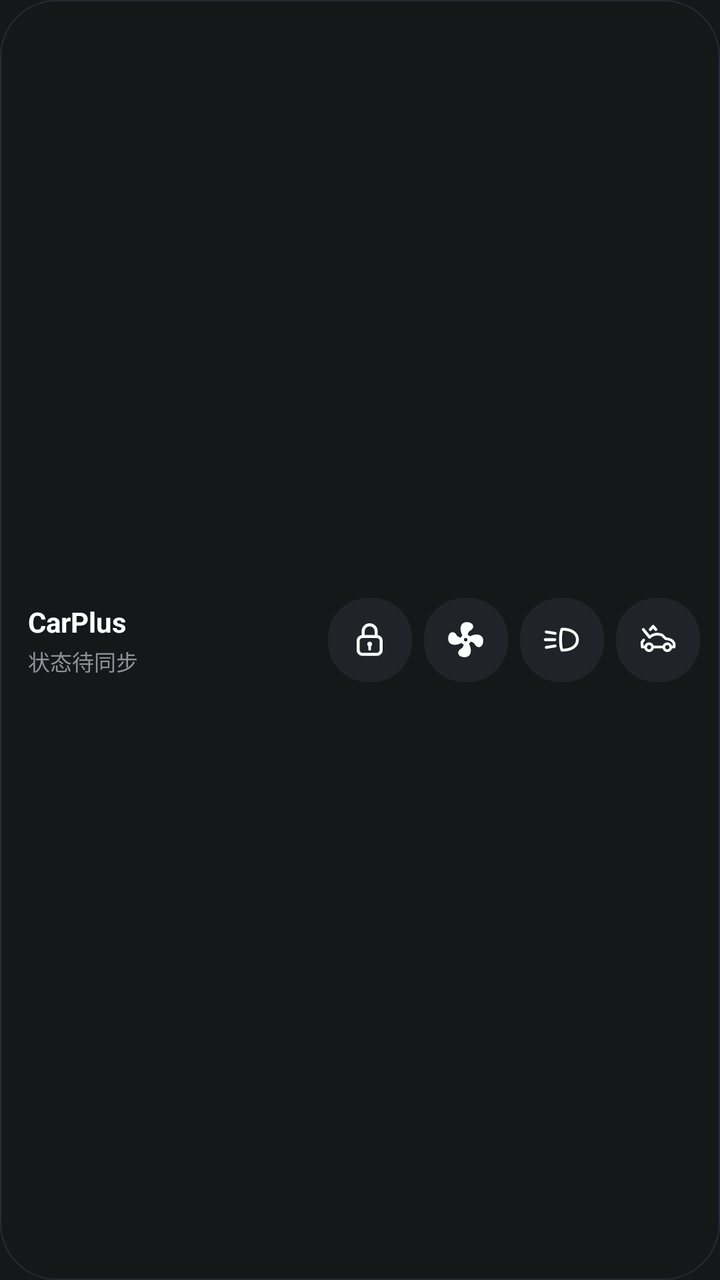
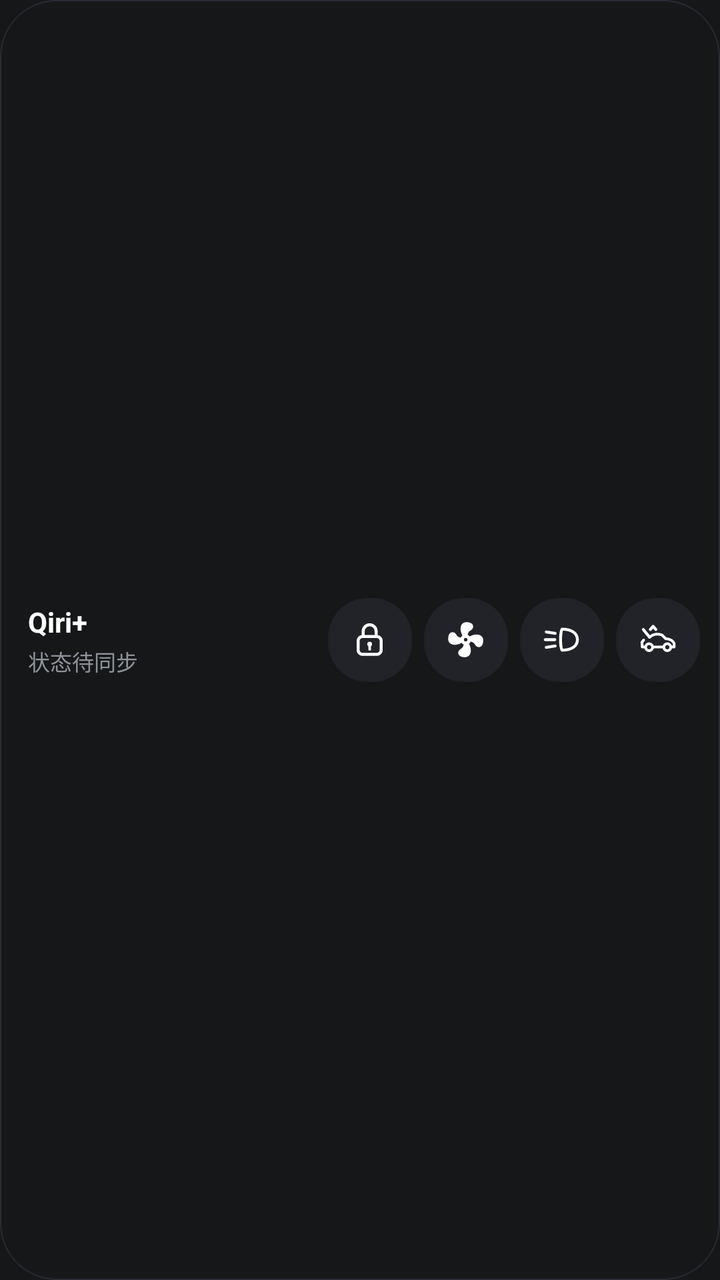

The first picture is an Android layout as it rendered before a commit; the second is the same layout after the commit. The layout source and the unified diff follow.
<!-- AndroidManifest.xml: application theme Theme.CarPlus -->
<!-- res/layout/widget_car_bar.xml -->
<?xml version="1.0" encoding="utf-8"?>
<LinearLayout xmlns:android="http://schemas.android.com/apk/res/android"
    android:id="@+id/widget_root"
    android:layout_width="match_parent"
    android:layout_height="match_parent"
    android:background="@drawable/widget_bg_dark"
    android:gravity="center_vertical"
    android:orientation="horizontal"
    android:paddingStart="14dp"
    android:paddingEnd="10dp"
    android:paddingTop="8dp"
    android:paddingBottom="8dp">

    
    <LinearLayout
        android:id="@+id/widget_header_area"
        android:layout_width="0dp"
        android:layout_height="match_parent"
        android:layout_weight="1"
        android:gravity="center_vertical"
        android:orientation="vertical"
        android:paddingEnd="6dp">

        <TextView
            android:id="@+id/widget_model_name"
            android:layout_width="match_parent"
            android:layout_height="wrap_content"
            android:ellipsize="end"
            android:singleLine="true"
            android:text="CarPlus"
            android:textColor="#FFFFFF"
            android:textSize="14sp"
            android:textStyle="bold" />

        <TextView
            android:id="@+id/widget_status_line"
            android:layout_width="match_parent"
            android:layout_height="wrap_content"
            android:layout_marginTop="2dp"
            android:ellipsize="end"
            android:singleLine="true"
            android:text="状态待同步"
            android:textColor="#8E9299"
            android:textSize="11sp" />
    </LinearLayout>

    
    <FrameLayout
        android:id="@+id/widget_btn_lock"
        android:layout_width="42dp"
        android:layout_height="42dp"
        android:layout_marginEnd="6dp"
        android:background="@drawable/widget_btn_bg">

        <ImageView
            android:id="@+id/widget_icon_lock"
            android:layout_width="21dp"
            android:layout_height="21dp"
            android:layout_gravity="center"
            android:contentDescription="锁车或解锁"
            android:src="@drawable/ic_widget_lock_closed" />
    </FrameLayout>

    <FrameLayout
        android:id="@+id/widget_btn_ac"
        android:layout_width="42dp"
        android:layout_height="42dp"
        android:layout_marginEnd="6dp"
        android:background="@drawable/widget_btn_bg">

        <ImageView
            android:id="@+id/widget_icon_ac"
            android:layout_width="21dp"
            android:layout_height="21dp"
            android:layout_gravity="center"
            android:contentDescription="开关空调"
            android:src="@drawable/ic_widget_fan" />
    </FrameLayout>

    <FrameLayout
        android:id="@+id/widget_btn_flash"
        android:layout_width="42dp"
        android:layout_height="42dp"
        android:layout_marginEnd="6dp"
        android:background="@drawable/widget_btn_bg">

        <ImageView
            android:id="@+id/widget_icon_flash"
            android:layout_width="21dp"
            android:layout_height="21dp"
            android:layout_gravity="center"
            android:contentDescription="闪灯寻车"
            android:src="@drawable/ic_widget_flash" />
    </FrameLayout>

    <FrameLayout
        android:id="@+id/widget_btn_trunk"
        android:layout_width="42dp"
        android:layout_height="42dp"
        android:background="@drawable/widget_btn_bg">

        <ImageView
            android:id="@+id/widget_icon_trunk"
            android:layout_width="21dp"
            android:layout_height="21dp"
            android:layout_gravity="center"
            android:contentDescription="开关后备箱"
            android:src="@drawable/ic_widget_trunk" />
    </FrameLayout>

</LinearLayout>
<!-- resources referenced by this layout -->
<resources>
  <!-- drawable ic_widget_fan (drawable) -->
  <?xml version="1.0" encoding="utf-8"?>
  <vector xmlns:android="http://schemas.android.com/apk/res/android"
      android:width="24dp"
      android:height="24dp"
      android:viewportWidth="24"
      android:viewportHeight="24">
      <path
          android:fillColor="#FFFFFF"
          android:pathData="M12,11A1,1 0 0,0 11,12A1,1 0 0,0 12,13A1,1 0 0,0 13,12A1,1 0 0,0 12,11M12.5,2C17,2 17.11,5.57 14.75,6.75C13.76,7.24 13.32,8.29 13.13,9.22C13.61,9.42 14.03,9.73 14.35,10.13C18.05,8.13 22.03,8.92 22.03,12.5C22.03,17 18.46,17.1 17.28,14.73C16.78,13.74 15.72,13.3 14.79,13.11C14.59,13.59 14.28,14 13.88,14.34C15.87,18.03 15.08,22 11.5,22C7,22 6.91,18.42 9.27,17.24C10.25,16.75 10.69,15.71 10.89,14.79C10.4,14.59 9.97,14.27 9.65,13.87C5.96,15.85 2,15.07 2,11.5C2,7 5.56,6.89 6.74,9.26C7.24,10.25 8.29,10.68 9.22,10.87C9.41,10.39 9.73,9.97 10.14,9.65C8.15,5.96 8.94,2 12.5,2Z" />
  </vector>
  <!-- drawable ic_widget_flash (drawable) -->
  <?xml version="1.0" encoding="utf-8"?>
  <vector xmlns:android="http://schemas.android.com/apk/res/android"
      android:width="24dp"
      android:height="24dp"
      android:viewportWidth="24"
      android:viewportHeight="24">
      <path
          android:pathData="M12.2,6.0 C17.8,6.0 21.0,8.4 21.0,12.0 C21.0,15.6 17.8,18.0 12.2,18.0 C11.1,15.8 11.1,8.2 12.2,6.0 Z"
          android:strokeWidth="1.65"
          android:strokeColor="#FFFFFF"
          android:strokeLineCap="round"
          android:strokeLineJoin="round" />
      <path
          android:pathData="M3.2,7.6 L8.3,8.4 M2.6,12.0 L8.1,12.0 M3.2,16.4 L8.3,15.6"
          android:strokeWidth="1.65"
          android:strokeColor="#FFFFFF"
          android:strokeLineCap="round" />
  </vector>
  <!-- drawable widget_bg_dark (drawable) -->
  <?xml version="1.0" encoding="utf-8"?>
  <shape xmlns:android="http://schemas.android.com/apk/res/android"
      android:shape="rectangle">
      <solid android:color="#161719" />
      <stroke
          android:width="0.8dp"
          android:color="#282B33" />
      <corners android:radius="@dimen/widget_outer_radius" />
  </shape>
  <!-- drawable widget_btn_bg (drawable) -->
  <?xml version="1.0" encoding="utf-8"?>
  <shape xmlns:android="http://schemas.android.com/apk/res/android"
      android:shape="rectangle">
      <solid android:color="#212329" />
      <corners android:radius="@dimen/widget_inner_radius" />
  </shape>
  <style name="Theme.CarPlus" parent="Theme.MaterialComponents.DayNight.NoActionBar">
          <item name="colorPrimary">#3E6AE1</item>
          <item name="colorPrimaryVariant">#2D55C8</item>
          <item name="colorOnPrimary">#FFFFFF</item>
          <item name="colorSecondary">#3E6AE1</item>
          <item name="colorSecondaryVariant">#2D55C8</item>
          <item name="colorOnSecondary">#FFFFFF</item>
          <item name="android:windowBackground">#161719</item>
          <item name="android:windowDrawsSystemBarBackgrounds">true</item>
          <item name="android:windowTranslucentStatus">false</item>
          <item name="android:windowTranslucentNavigation">false</item>
          <item name="android:statusBarColor">@android:color/transparent</item>
          <item name="android:navigationBarColor">@android:color/transparent</item>
          <item name="android:windowLightStatusBar">false</item>
      </style>
  <dimen name="widget_outer_radius">22dp</dimen>
  <dimen name="widget_inner_radius">13dp</dimen>
  <!-- unchanged entries left out for length: 2 -->
</resources>

<!-- the commit's change to res/layout/widget_car_bar.xml (unified diff, before → after) -->
@@ -27,7 +27,7 @@
             android:layout_height="wrap_content"
             android:ellipsize="end"
             android:singleLine="true"
-            android:text="CarPlus"
+            android:text="Qiri+"
             android:textColor="#FFFFFF"
             android:textSize="14sp"
             android:textStyle="bold" />
